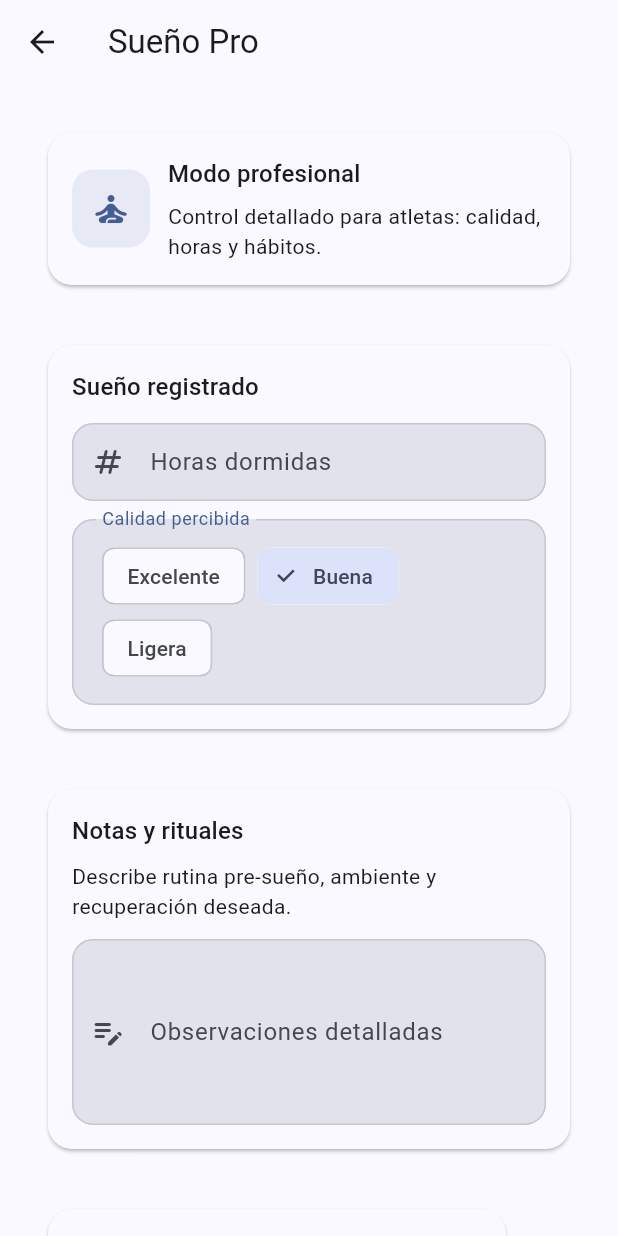
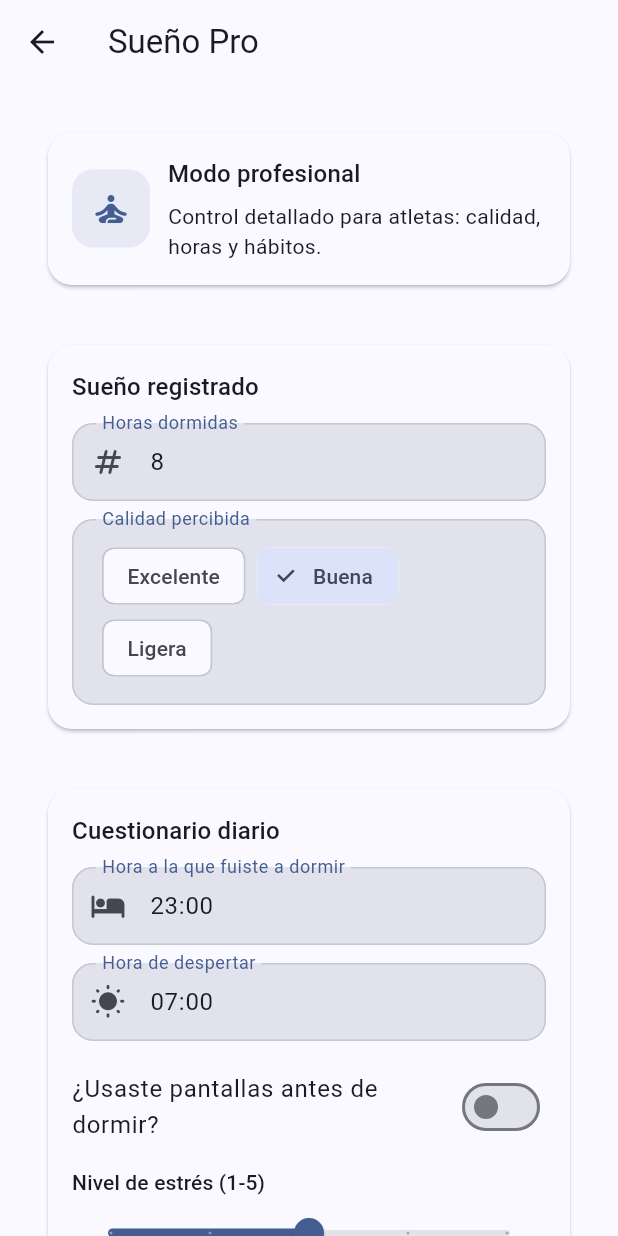
Before and after one commit to agusmuchu18/FIT_APP, a Flutter app: the SleepProScreen screen opened by its route, on a phone screen of 412 x 824 dp. Run offline on Flutter 3.47's test engine with Material 3 defaults, Android fonts, the phone set to English and light mode, and no system bars; accounts and stored records are empty.

Commit message:
Extend SleepEntry with questionnaire data

```diff
--- a/lib/core/data/repositories.dart
+++ b/lib/core/data/repositories.dart
@@ -32,6 +32,7 @@ class FitnessRepository {
 
   Future<void> saveSleep(SleepEntry entry, {bool sync = false}) async {
     await _local.saveSleep(entry);
+    await _statistics.recordSleepInsights(entry);
     if (sync) await _remote.syncSleep(entry);
   }
 
--- a/lib/core/data/statistics_service.dart
+++ b/lib/core/data/statistics_service.dart
@@ -14,6 +14,7 @@ class NutritionMetrics {
 
 class StatisticsService {
   final Map<String, NutritionMetrics> _nutritionHistory = {};
+  final List<SleepEntry> _sleepSamples = [];
 
   Future<void> recordNutritionMetrics(NutritionMetrics metrics) async {
     _nutritionHistory[_dateKey(metrics.date)] = metrics;
@@ -23,5 +24,11 @@ class StatisticsService {
     return _nutritionHistory[_dateKey(date)];
   }
 
+  Future<void> recordSleepInsights(SleepEntry entry) async {
+    // Placeholder for analytics module: persist enriched sleep samples so a
+    // future pipeline can aggregate bedtime consistency, screen use and energy.
+    _sleepSamples.add(entry);
+  }
+
   String _dateKey(DateTime date) => '${date.year}-${date.month}-${date.day}';
 }
--- a/lib/core/domain/entities.dart
+++ b/lib/core/domain/entities.dart
@@ -87,6 +87,11 @@ class SleepEntry {
     required this.quality,
     this.notes,
     this.template,
+    this.bedtime,
+    this.wakeTime,
+    this.screenUsageBeforeSleep,
+    this.stressLevel,
+    this.wakeEnergy,
   });
 
   final String id;
@@ -94,12 +99,22 @@ class SleepEntry {
   final String quality;
   final String? notes;
   final String? template;
+  final String? bedtime;
+  final String? wakeTime;
+  final bool? screenUsageBeforeSleep;
+  final int? stressLevel;
+  final int? wakeEnergy;
 
   SleepEntry copyWith({
     double? hours,
     String? quality,
     String? notes,
     String? template,
+    String? bedtime,
+    String? wakeTime,
+    bool? screenUsageBeforeSleep,
+    int? stressLevel,
+    int? wakeEnergy,
   }) {
     return SleepEntry(
       id: id,
@@ -107,6 +122,12 @@ class SleepEntry {
       quality: quality ?? this.quality,
       notes: notes ?? this.notes,
       template: template ?? this.template,
+      bedtime: bedtime ?? this.bedtime,
+      wakeTime: wakeTime ?? this.wakeTime,
+      screenUsageBeforeSleep:
+          screenUsageBeforeSleep ?? this.screenUsageBeforeSleep,
+      stressLevel: stressLevel ?? this.stressLevel,
+      wakeEnergy: wakeEnergy ?? this.wakeEnergy,
     );
   }
 }
--- a/lib/features/sleep/sleep_screens.dart
+++ b/lib/features/sleep/sleep_screens.dart
@@ -130,10 +130,17 @@ class SleepProScreen extends StatefulWidget {
 }
 
 class _SleepProScreenState extends State<SleepProScreen> {
-  final TextEditingController _hoursController = TextEditingController();
+  final TextEditingController _hoursController = TextEditingController(text: '8');
   final TextEditingController _qualityController =
       TextEditingController(text: 'Buena');
   final TextEditingController _notesController = TextEditingController();
+  final TextEditingController _bedtimeController =
+      TextEditingController(text: '23:00');
+  final TextEditingController _wakeTimeController =
+      TextEditingController(text: '07:00');
+  bool _usedScreensBeforeSleep = false;
+  int _stressLevel = 3;
+  int _energyLevel = 3;
   final List<String> _templates = const ['Rutina circadiana', 'Recuperación', 'Jet lag'];
 
   @override
@@ -141,6 +148,8 @@ class _SleepProScreenState extends State<SleepProScreen> {
     _hoursController.dispose();
     _qualityController.dispose();
     _notesController.dispose();
+    _bedtimeController.dispose();
+    _wakeTimeController.dispose();
     super.dispose();
   }
 
@@ -217,6 +226,67 @@ class _SleepProScreenState extends State<SleepProScreen> {
                   child: Column(
                     crossAxisAlignment: CrossAxisAlignment.start,
                     children: [
+                      Text('Cuestionario diario', style: textTheme.titleMedium),
+                      const SizedBox(height: 12),
+                      TextFormField(
+                        controller: _bedtimeController,
+                        decoration: const InputDecoration(
+                          labelText: 'Hora a la que fuiste a dormir',
+                          prefixIcon: Icon(Icons.hotel_rounded),
+                          hintText: '23:15',
+                        ),
+                      ),
+                      const SizedBox(height: 12),
+                      TextFormField(
+                        controller: _wakeTimeController,
+                        decoration: const InputDecoration(
+                          labelText: 'Hora de despertar',
+                          prefixIcon: Icon(Icons.wb_sunny_rounded),
+                          hintText: '07:00',
+                        ),
+                      ),
+                      const SizedBox(height: 12),
+                      SwitchListTile.adaptive(
+                        contentPadding: EdgeInsets.zero,
+                        title: const Text('¿Usaste pantallas antes de dormir?'),
+                        value: _usedScreensBeforeSleep,
+                        onChanged: (value) =>
+                            setState(() => _usedScreensBeforeSleep = value),
+                      ),
+                      const SizedBox(height: 8),
+                      Text('Nivel de estrés (1-5)', style: textTheme.titleSmall),
+                      Slider(
+                        value: _stressLevel.toDouble(),
+                        min: 1,
+                        max: 5,
+                        divisions: 4,
+                        label: '$_stressLevel',
+                        onChanged: (value) =>
+                            setState(() => _stressLevel = value.round()),
+                      ),
+                      const SizedBox(height: 8),
+                      Text('Energía al despertar (1-5)',
+                          style: textTheme.titleSmall),
+                      Slider(
+                        value: _energyLevel.toDouble(),
+                        min: 1,
+                        max: 5,
+                        divisions: 4,
+                        label: '$_energyLevel',
+                        onChanged: (value) =>
+                            setState(() => _energyLevel = value.round()),
+                      ),
+                    ],
+                  ),
+                ),
+              ),
+              const SizedBox(height: 16),
+              Card(
+                child: Padding(
+                  padding: const EdgeInsets.all(16),
+                  child: Column(
+                    crossAxisAlignment: CrossAxisAlignment.start,
+                    children: [
                       Text('Notas y rituales', style: textTheme.titleMedium),
                       const SizedBox(height: 8),
                       Text(
@@ -276,6 +346,11 @@ class _SleepProScreenState extends State<SleepProScreen> {
       quality: _qualityController.text,
       notes: _notesController.text,
       template: _notesController.text,
+      bedtime: _bedtimeController.text,
+      wakeTime: _wakeTimeController.text,
+      screenUsageBeforeSleep: _usedScreensBeforeSleep,
+      stressLevel: _stressLevel,
+      wakeEnergy: _energyLevel,
     );
 
     final repository = RepositoryScope.of(context);
```
